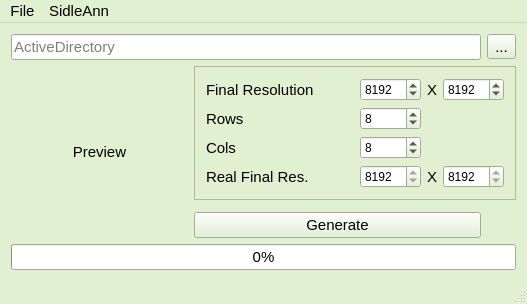
Old version of the form mainwindow.ui in the repository OlexandrI/SidleAnn.
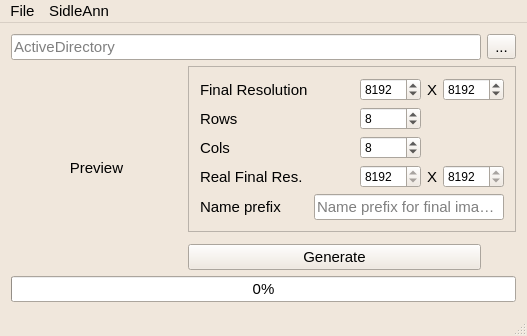
New version of the form.

Patch:
```diff
--- a/mainwindow.ui
+++ b/mainwindow.ui
@@ -7,7 +7,7 @@
     <x>0</x>
     <y>0</y>
     <width>527</width>
-    <height>296</height>
+    <height>313</height>
    </rect>
   </property>
   <property name="palette">
@@ -25,9 +25,9 @@
      <colorrole role="Button">
       <brush brushstyle="SolidPattern">
        <color alpha="255">
-        <red>225</red>
-        <green>240</green>
-        <blue>208</blue>
+        <red>240</red>
+        <green>231</green>
+        <blue>220</blue>
        </color>
       </brush>
      </colorrole>
@@ -43,27 +43,27 @@
      <colorrole role="Midlight">
       <brush brushstyle="SolidPattern">
        <color alpha="255">
-        <red>240</red>
-        <green>247</green>
-        <blue>231</blue>
+        <red>247</red>
+        <green>243</green>
+        <blue>237</blue>
        </color>
       </brush>
      </colorrole>
      <colorrole role="Dark">
       <brush brushstyle="SolidPattern">
        <color alpha="255">
-        <red>112</red>
-        <green>120</green>
-        <blue>104</blue>
+        <red>120</red>
+        <green>115</green>
+        <blue>110</blue>
        </color>
       </brush>
      </colorrole>
      <colorrole role="Mid">
       <brush brushstyle="SolidPattern">
        <color alpha="255">
-        <red>150</red>
-        <green>160</green>
-        <blue>139</blue>
+        <red>160</red>
+        <green>154</green>
+        <blue>147</blue>
        </color>
       </brush>
      </colorrole>
@@ -106,9 +106,9 @@
      <colorrole role="Window">
       <brush brushstyle="SolidPattern">
        <color alpha="255">
-        <red>225</red>
-        <green>240</green>
-        <blue>208</blue>
+        <red>240</red>
+        <green>231</green>
+        <blue>220</blue>
        </color>
       </brush>
      </colorrole>
@@ -124,9 +124,9 @@
      <colorrole role="AlternateBase">
       <brush brushstyle="SolidPattern">
        <color alpha="255">
-        <red>240</red>
-        <green>247</green>
-        <blue>231</blue>
+        <red>247</red>
+        <green>243</green>
+        <blue>237</blue>
        </color>
       </brush>
      </colorrole>
@@ -162,9 +162,9 @@
      <colorrole role="Button">
       <brush brushstyle="SolidPattern">
        <color alpha="255">
-        <red>225</red>
-        <green>240</green>
-        <blue>208</blue>
+        <red>240</red>
+        <green>231</green>
+        <blue>220</blue>
        </color>
       </brush>
      </colorrole>
@@ -180,27 +180,27 @@
      <colorrole role="Midlight">
       <brush brushstyle="SolidPattern">
        <color alpha="255">
-        <red>240</red>
-        <green>247</green>
-        <blue>231</blue>
+        <red>247</red>
+        <green>243</green>
+        <blue>237</blue>
        </color>
       </brush>
      </colorrole>
      <colorrole role="Dark">
       <brush brushstyle="SolidPattern">
        <color alpha="255">
-        <red>112</red>
-        <green>120</green>
-        <blue>104</blue>
+        <red>120</red>
+        <green>115</green>
+        <blue>110</blue>
        </color>
       </brush>
      </colorrole>
      <colorrole role="Mid">
       <brush brushstyle="SolidPattern">
        <color alpha="255">
-        <red>150</red>
-        <green>160</green>
-        <blue>139</blue>
+        <red>160</red>
+        <green>154</green>
+        <blue>147</blue>
        </color>
       </brush>
      </colorrole>
@@ -243,9 +243,9 @@
      <colorrole role="Window">
       <brush brushstyle="SolidPattern">
        <color alpha="255">
-        <red>225</red>
-        <green>240</green>
-        <blue>208</blue>
+        <red>240</red>
+        <green>231</green>
+        <blue>220</blue>
        </color>
       </brush>
      </colorrole>
@@ -261,9 +261,9 @@
      <colorrole role="AlternateBase">
       <brush brushstyle="SolidPattern">
        <color alpha="255">
-        <red>240</red>
-        <green>247</green>
-        <blue>231</blue>
+        <red>247</red>
+        <green>243</green>
+        <blue>237</blue>
        </color>
       </brush>
      </colorrole>
@@ -290,18 +290,18 @@
      <colorrole role="WindowText">
       <brush brushstyle="SolidPattern">
        <color alpha="255">
-        <red>112</red>
-        <green>120</green>
-        <blue>104</blue>
+        <red>120</red>
+        <green>115</green>
+        <blue>110</blue>
        </color>
       </brush>
      </colorrole>
      <colorrole role="Button">
       <brush brushstyle="SolidPattern">
        <color alpha="255">
-        <red>225</red>
-        <green>240</green>
-        <blue>208</blue>
+        <red>240</red>
+        <green>231</green>
+        <blue>220</blue>
        </color>
       </brush>
      </colorrole>
@@ -317,36 +317,36 @@
      <colorrole role="Midlight">
       <brush brushstyle="SolidPattern">
        <color alpha="255">
-        <red>240</red>
-        <green>247</green>
-        <blue>231</blue>
+        <red>247</red>
+        <green>243</green>
+        <blue>237</blue>
        </color>
       </brush>
      </colorrole>
      <colorrole role="Dark">
       <brush brushstyle="SolidPattern">
        <color alpha="255">
-        <red>112</red>
-        <green>120</green>
-        <blue>104</blue>
+        <red>120</red>
+        <green>115</green>
+        <blue>110</blue>
        </color>
       </brush>
      </colorrole>
      <colorrole role="Mid">
       <brush brushstyle="SolidPattern">
        <color alpha="255">
-        <red>150</red>
-        <green>160</green>
-        <blue>139</blue>
+        <red>160</red>
+        <green>154</green>
+        <blue>147</blue>
        </color>
       </brush>
      </colorrole>
      <colorrole role="Text">
       <brush brushstyle="SolidPattern">
        <color alpha="255">
-        <red>112</red>
-        <green>120</green>
-        <blue>104</blue>
+        <red>120</red>
+        <green>115</green>
+        <blue>110</blue>
        </color>
       </brush>
      </colorrole>
@@ -362,27 +362,27 @@
      <colorrole role="ButtonText">
       <brush brushstyle="SolidPattern">
        <color alpha="255">
-        <red>112</red>
-        <green>120</green>
-        <blue>104</blue>
+        <red>120</red>
+        <green>115</green>
+        <blue>110</blue>
        </color>
       </brush>
      </colorrole>
      <colorrole role="Base">
       <brush brushstyle="SolidPattern">
        <color alpha="255">
-        <red>225</red>
-        <green>240</green>
-        <blue>208</blue>
+        <red>240</red>
+        <green>231</green>
+        <blue>220</blue>
        </color>
       </brush>
      </colorrole>
      <colorrole role="Window">
       <brush brushstyle="SolidPattern">
        <color alpha="255">
-        <red>225</red>
-        <green>240</green>
-        <blue>208</blue>
+        <red>240</red>
+        <green>231</green>
+        <blue>220</blue>
        </color>
       </brush>
      </colorrole>
@@ -398,9 +398,9 @@
      <colorrole role="AlternateBase">
       <brush brushstyle="SolidPattern">
        <color alpha="255">
-        <red>225</red>
-        <green>240</green>
-        <blue>208</blue>
+        <red>240</red>
+        <green>231</green>
+        <blue>220</blue>
        </color>
       </brush>
      </colorrole>
@@ -670,6 +670,20 @@
          </property>
         </widget>
        </item>
+       <item row="4" column="1" colspan="4">
+        <widget class="QLineEdit" name="FinalPrefix">
+         <property name="placeholderText">
+          <string>Name prefix for final images</string>
+         </property>
+        </widget>
+       </item>
+       <item row="4" column="0">
+        <widget class="QLabel" name="label_7">
+         <property name="text">
+          <string>Name prefix</string>
+         </property>
+        </widget>
+       </item>
       </layout>
      </widget>
     </item>
```
Left out of the diff: 120 changed lines with no effect on the pictures.
